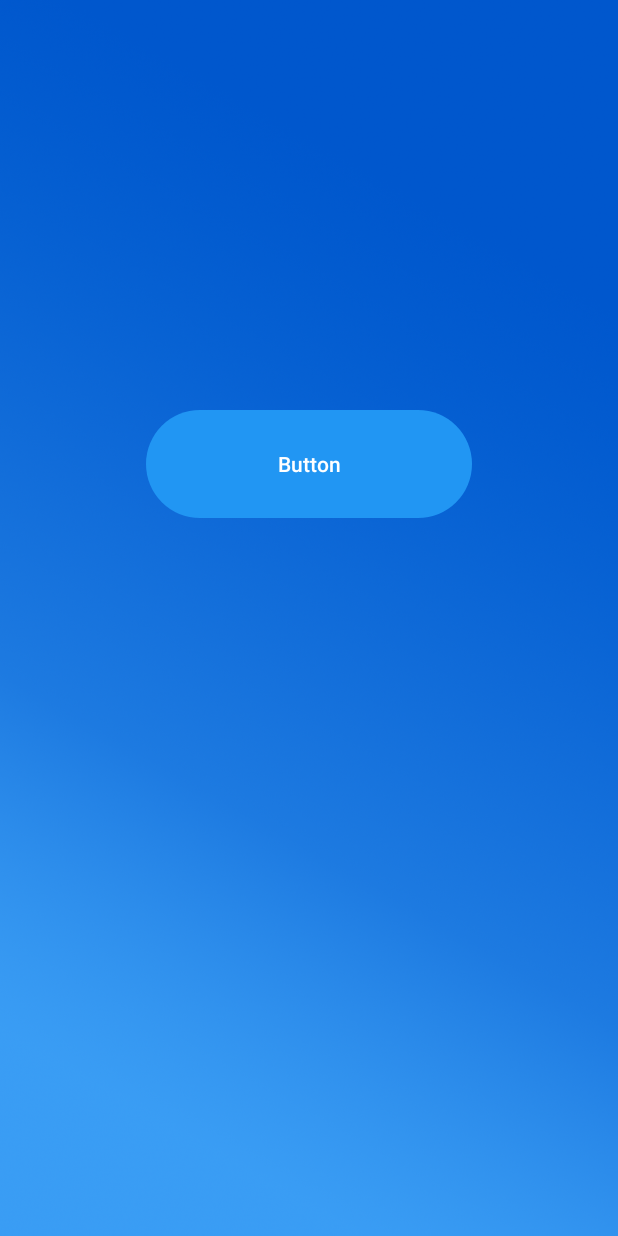
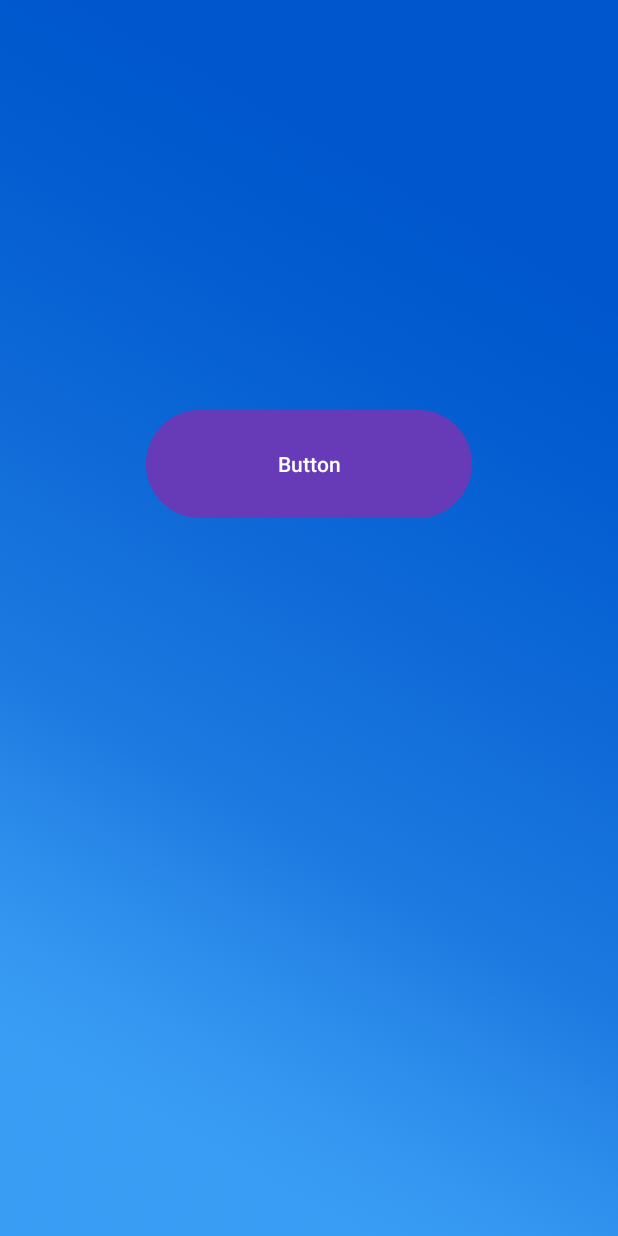
Before and after one commit to SkullGamer5/SuperMath, an Android app: the screen it shows after launch (MainActivity), on a phone screen of 412 x 824 dp. Run offline under Robolectric (Android 15) with nearby library versions, the phone set to English and light mode, and no system bars.

Commit message:
Updated Theme

```diff
--- a/app/src/main/AndroidManifest.xml
+++ b/app/src/main/AndroidManifest.xml
@@ -10,7 +10,7 @@
         android:label="@string/app_name"
         android:roundIcon="@drawable/logo"
         android:supportsRtl="true"
-        android:theme="@style/MyBlueTheme"
+        android:theme="@style/MyPurpleTheme"
         tools:targetApi="31" >
         <activity
             android:name=".MainActivity"
--- a/app/src/main/res/values/colors.xml
+++ b/app/src/main/res/values/colors.xml
@@ -4,4 +4,6 @@
     <color name="white">#FFFFFFFF</color>
     <color name="bluePrimary">#2196F3</color>
     <color name="blueAccent">#03A9F4</color>
+    <color name="purpleAccent">#9C27B0</color>
+    <color name="purplePrimary">#673AB7</color>
 </resources>
--- a/app/src/main/res/values/themes.xml
+++ b/app/src/main/res/values/themes.xml
@@ -11,6 +11,12 @@
         <item name="android:textColorPrimary">@color/white</item>
     </style>
 
+    <style name="MyPurpleTheme" parent="Theme.Material3.DayNight.NoActionBar">
+        <item name="colorPrimary">@color/purplePrimary</item>
+        <item name="colorAccent">@color/purpleAccent</item>
+        <item name="android:textColorPrimary">@color/white</item>
+    </style>
+
 
     <style name="Theme.SuperMath" parent="Base.Theme.SuperMath" />
 </resources>
```
